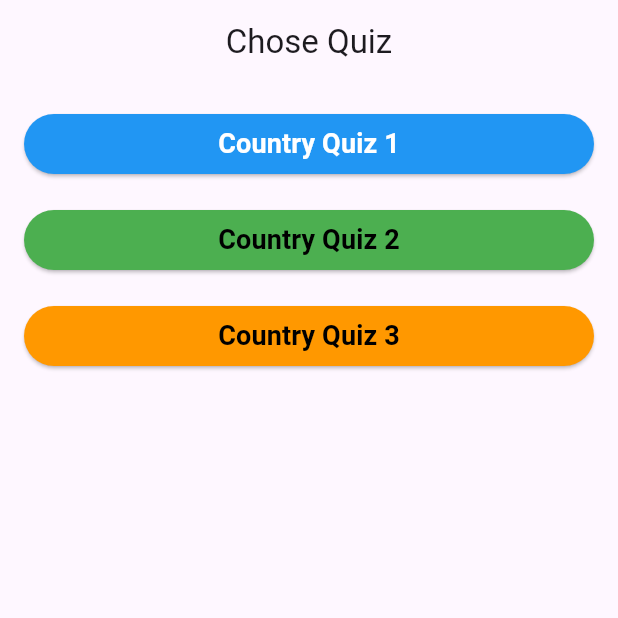
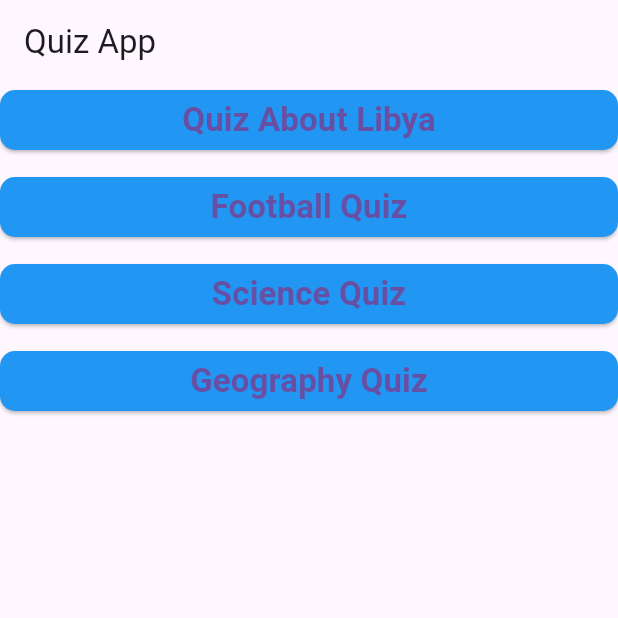
Before and after one commit to ahmedalsaba46/quiz, a Flutter app: the screen it shows after launch, on a phone screen of 412 x 824 dp, the top half of it. Run offline on Flutter 3.47's test engine with Material 3 defaults, Android fonts, the phone set to English and light mode, and no system bars; our stand-ins replace flutter_bloc.

Commit message:
+تم نقل بيانات الاختبارات من المودل الى كلاس منفصل يحاكي ال backend +ايضا تم التعديل على صفحة اختيار ااختبار باستخدام listViewBuilder +بعض التعديلات في اسماء الملفات والكلاسات بحيث تكون اكثر منطقيه done

```diff
--- a/lib/DB/api.dart
+++ b/lib/DB/api.dart
@@ -1,5 +1,5 @@
 final class DataBase {
- List<Map<String,dynamic>> Data = [
+ static List<Map<String,dynamic>> Data = [
    {
      "quizName":"Quiz About Libya",
      "quizData" : [
@@ -75,6 +75,146 @@ final class DataBase {
          "selectedAnswer": -1
        }
      ]
-   }
+   },
+   {
+     "quizName": "Football Quiz",
+     "quizData": [
+       {
+         "Question": "Which country won the first FIFA World Cup in 1930?",
+         "options": ["Uruguay", "Argentina", "Brazil"],
+         "answer": 0,
+         "selectedAnswer": -1
+       },
+       {
+         "Question": "Who is the all-time leading goalscorer in the FIFA World Cup?",
+         "options": ["Cristiano Ronaldo", "Lionel Messi", "Miroslav Klose"],
+         "answer": 2,
+         "selectedAnswer": -1
+       },
+       {
+         "Question": "Which team has won the most UEFA Champions League titles?",
+         "options": ["Real Madrid", "Barcelona", "Manchester United"],
+         "answer": 0,
+         "selectedAnswer": -1
+       },
+       {
+         "Question": "Who is the all-time leading goalscorer in the UEFA Champions League?",
+         "options": ["Cristiano Ronaldo", "Lionel Messi", "Raúl"],
+         "answer": 0,
+         "selectedAnswer": -1
+       },
+       {
+         "Question": "Which country has won the most Copa América titles?",
+         "options": ["Argentina", "Uruguay", "Brazil"],
+         "answer": 2,
+         "selectedAnswer": -1
+       },
+       {
+         "Question": "Who is the all-time leading goalscorer in the Copa América?",
+         "options": ["Lionel Messi", "Pelé", "Nunes"],
+         "answer": 2,
+         "selectedAnswer": -1
+       },
+       {
+         "Question": "Which team has won the most African Cup of Nations titles?",
+         "options": ["Egypt", "Cameroon", "Ghana"],
+         "answer": 0,
+         "selectedAnswer": -1
+       },
+       {
+         "Question": "Who is the all-time leading goalscorer in the African Cup of Nations?",
+         "options": ["Samuel Eto'o", "Asamoah Gyan", "Didier Drogba"],
+         "answer": 0,
+         "selectedAnswer": -1
+       },
+       {
+         "Question": "Which team has won the most CONCACAF Gold Cup titles?",
+         "options": ["Mexico", "United States", "Canada"],
+         "answer": 0,
+         "selectedAnswer": -1
+       },
+       {
+         "Question": "Who is the all-time leading goalscorer in the CONCACAF Gold Cup?",
+         "options": ["Landon Donovan", "Javier Hernández", "Clint Dempsey"],
+         "answer": 0,
+         "selectedAnswer": -1
+       }
+     ]
+   },{
+     "quizName": "Science Quiz",
+     "quizData": [
+       {
+         "Question": "True or False: The Earth is flat.",
+         "options": ["True", "False"],
+         "answer": 1,
+         "selectedAnswer": -1
+       },
+       {
+         "Question": "What is the chemical symbol for gold?",
+         "options": ["Au", "Ag", "G"],
+         "answer": 0,
+         "selectedAnswer": -1
+       },
+       {
+         "Question": "What is the largest organ in the human body?",
+         "options": ["Liver", "Heart", "Skin"],
+         "answer": 2,
+         "selectedAnswer": -1
+       },
+       {
+         "Question": "True or False: Oxygen is the most abundant element in the Earth's atmosphere.",
+         "options": ["True", "False"],
+         "answer": 0,
+         "selectedAnswer": -1
+       },
+       {
+         "Question": "Which planet is known as the 'Red Planet'?",
+         "options": ["Mars", "Venus", "Mercury"],
+         "answer": 0,
+         "selectedAnswer": -1
+       }
+     ]
+   },{
+     "quizName": "Geography Quiz",
+     "quizData": [
+       {
+         "Question": "Which is the largest country by land area?",
+         "options": ["Russia", "China", "United States"],
+         "answer": 0,
+         "selectedAnswer": -1
+       },
+       {
+         "Question": "What is the capital of Australia?",
+         "options": ["Sydney", "Melbourne", "Canberra"],
+         "answer": 2,
+         "selectedAnswer": -1
+       },
+       {
+         "Question": "Which is the longest river in the world?",
+         "options": ["Nile", "Amazon", "Mississippi"],
+         "answer": 0,
+         "selectedAnswer": -1
+       },
+       {
+         "Question": "Which country is known as the 'Land of the Rising Sun'?",
+         "options": ["China", "Japan", "South Korea"],
+         "answer": 1,
+         "selectedAnswer": -1
+       },
+       {
+         "Question": "What is the highest mountain in Africa?",
+         "options": ["Mount Everest", "Mount Kilimanjaro", "Mount McKinley"],
+         "answer": 1,
+         "selectedAnswer": -1
+       }
+     ]
+   },
   ];
+ static List<Map<String,dynamic>> getData(){
+
+   return Data;
+ }
+ static int getLengthOfQuizs(){
+   return Data.length;
+ }
 }
--- a/lib/main.dart
+++ b/lib/main.dart
@@ -1,8 +1,6 @@
 import 'package:flutter/material.dart';
-import 'package:flutter_bloc/flutter_bloc.dart';
-import 'package:quiz/Cubit/quizModel.dart';
 import 'package:quiz/questions_page.dart';
-import 'package:quiz/switch.dart';
+import 'package:quiz/select_quiz_page.dart';
 
 void main() {
   runApp(const HomePage());
@@ -11,26 +9,25 @@ void main() {
 class HomePage extends StatelessWidget {
   const HomePage({super.key});
 
-
   @override
   Widget build(BuildContext context) {
-
-    return  const MaterialApp(
+    return const MaterialApp(
       onGenerateRoute: RouteGenerator.generateRoute,
-home: switch_q(),
+      home: SelectQuizPage(),
     );
   }
 }
+
 class RouteGenerator {
   static Route<dynamic> generateRoute(RouteSettings settings) {
     switch (settings.name) {
       case '/':
-        return MaterialPageRoute(builder: (_) => const switch_q());
+        return MaterialPageRoute(builder: (_) => const SelectQuizPage());
       case '/quiz_page':
         final args = settings.arguments;
-        return MaterialPageRoute(builder: (_) => QuizPage(x: args as int));
+        return MaterialPageRoute(builder: (_) => QuizPage( QuestionsList: args as List<Map<String,dynamic>>));
       default:
-        return MaterialPageRoute(builder: (_) => const switch_q());
+        return MaterialPageRoute(builder: (_) => const SelectQuizPage());
     }
   }
 }
--- /dev/null
+++ b/lib/select_quiz_page.dart
@@ -0,0 +1,49 @@
+import 'package:flutter/material.dart';
+
+import 'package:quiz/DB/api.dart';
+
+class SelectQuizPage extends StatelessWidget {
+  const SelectQuizPage({super.key});
+
+  @override
+  Widget build(BuildContext context) {
+    return Scaffold(
+      appBar: AppBar(
+        title: const Text('Quiz App'),
+      ),
+      body: Column(
+        children: [
+          Expanded(
+            child: ListView.separated(
+              itemBuilder: (context, index) {
+                return ElevatedButton(
+                  style: ElevatedButton.styleFrom(
+                    backgroundColor: Colors.blue, //
+                    shape: RoundedRectangleBorder(
+                      borderRadius:
+                          BorderRadius.circular(10),
+                    ),
+                  ),
+                  child: Text(
+                    DataBase.getData()[index]["quizName"],
+                    style: const TextStyle(
+                      fontSize: 22,
+                      fontWeight:
+                          FontWeight.bold,
+                    ),
+                  ),
+                  onPressed: () => Navigator.of(context).pushNamed(
+                    "/quiz_page",
+                    arguments: DataBase.getData()[index]["quizData"],
+                  ),
+                );
+              },
+              separatorBuilder: (context, index) => const SizedBox(height: 10),
+              itemCount: DataBase.getLengthOfQuizs(),
+            ),
+          ),
+        ],
+      ),
+    );
+  }
+}
--- a/lib/switch.dart
+++ /dev/null
@@ -1,75 +0,0 @@
-import 'package:flutter/material.dart';
-import 'package:flutter_bloc/flutter_bloc.dart';
-
-import 'Cubit/quizModel.dart';
-
-class switch_q extends StatelessWidget {
-  const switch_q({super.key});
-
-  @override
-  Widget build(BuildContext context) {
-    return Scaffold(
-      appBar: AppBar(
-        title: Text('Chose Quiz'),
-        centerTitle: true,
-      ),
-      body: Padding(
-        padding: EdgeInsets.all(16.0),
-        child: ListView(
-          children: [
-            ElevatedButton(
-              style: ElevatedButton.styleFrom(
-                primary: Colors.blue,
-                onPrimary: Colors.amber,
-              ),
-              onPressed: () =>
-                  Navigator.of(context).pushNamed("/quiz_page", arguments: 1),
-              child: Text(
-                "Country Quiz 1",
-                style: TextStyle(
-                  color: Colors.white,
-                  fontSize: 18.0,
-                  fontWeight: FontWeight.bold,
-                ),
-              ),
-            ),
-            SizedBox(height: 16.0),
-            ElevatedButton(
-              style: ElevatedButton.styleFrom(
-                primary: Colors.green,
-                onPrimary: Colors.white,
-              ),
-              onPressed: () =>
-                  Navigator.of(context).pushNamed("/quiz_page", arguments: 1),
-              child: Text(
-                "Country Quiz 2",
-                style: TextStyle(
-                  color: Colors.black,
-                  fontSize: 18.0,
-                  fontWeight: FontWeight.bold,
-                ),
-              ),
-            ),
-            SizedBox(height: 16.0),
-            ElevatedButton(
-              style: ElevatedButton.styleFrom(
-                primary: Colors.orange,
-                onPrimary: Colors.white,
-              ),
-              onPressed: () =>
-                  Navigator.of(context).pushNamed("/quiz_page", arguments: 1),
-              child: Text(
-                "Country Quiz 3",
-                style: TextStyle(
-                  color: Colors.black,
-                  fontSize: 18.0,
-                  fontWeight: FontWeight.bold,
-                ),
-              ),
-            ),
-          ],
-        ),
-      ),
-    );
-  }
-}
```
Also changed, not shown: lib/Cubit/quiz_model.dart (renamed from lib/Cubit/quizModel.dart, +42 -43 lines), lib/questions_page.dart (+22 -46 lines).
